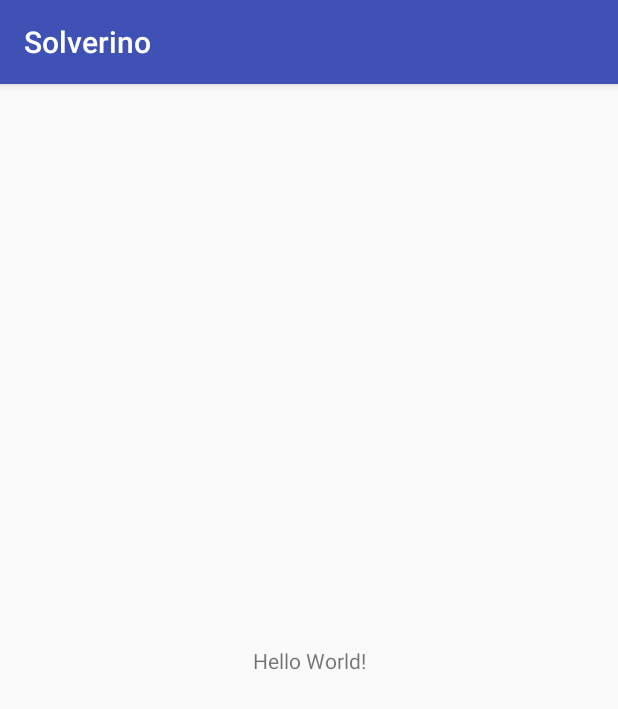
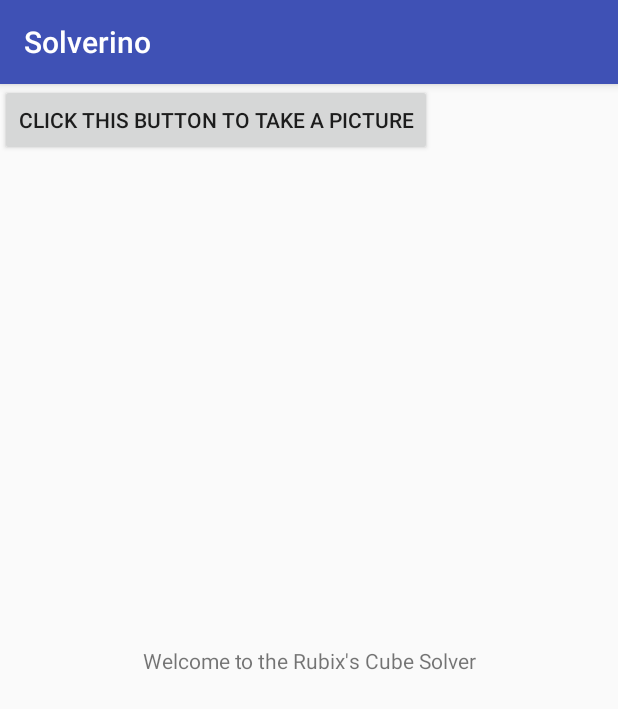
Before and after one commit to VisshaalS/RubixCube, an Android app: the screen it shows after launch (MainActivity), on a phone screen of 412 x 824 dp. Shown: the top 709 px of the screen. Run offline under Robolectric (Android 15) with nearby library versions, the phone set to English and light mode, and no system bars.

Commit message:
Commiting for the first time

```diff
--- a/app/src/main/java/com/example/solverino/MainActivity.java
+++ b/app/src/main/java/com/example/solverino/MainActivity.java
@@ -1,13 +1,23 @@
 package com.example.solverino;
 
+import android.content.Intent;
 import android.support.v7.app.AppCompatActivity;
 import android.os.Bundle;
+import android.widget.Button;
 
 public class MainActivity extends AppCompatActivity {
+    Button bPic;
 
     @Override
     protected void onCreate(Bundle savedInstanceState) {
         super.onCreate(savedInstanceState);
         setContentView(R.layout.activity_main);
+
+        bPic = findViewById(R.id.bPic);
+
+
+
+
+
     }
 }
--- a/app/src/main/res/layout/activity_main.xml
+++ b/app/src/main/res/layout/activity_main.xml
@@ -9,10 +9,17 @@
     <TextView
         android:layout_width="wrap_content"
         android:layout_height="wrap_content"
-        android:text="Hello World!"
+        android:text="Welcome to the Rubix's Cube Solver"
         app:layout_constraintBottom_toBottomOf="parent"
         app:layout_constraintLeft_toLeftOf="parent"
         app:layout_constraintRight_toRightOf="parent"
         app:layout_constraintTop_toTopOf="parent" />
 
+    <Button
+        android:layout_width="wrap_content"
+        android:layout_height="wrap_content"
+        android:text="Click this button to take a picture"
+        android:id="@+id/bPic"
+        />
+
 </android.support.constraint.ConstraintLayout>
```
